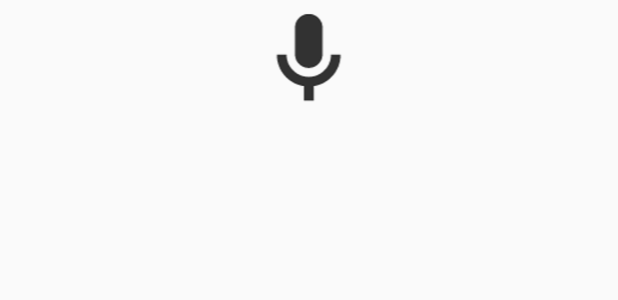
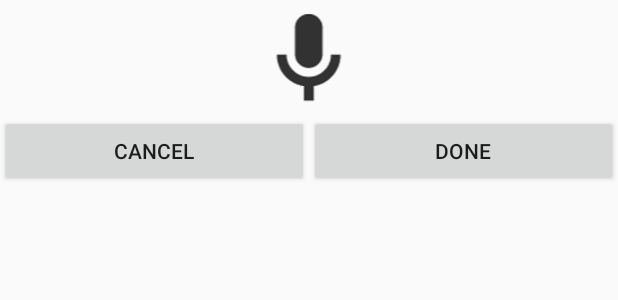
Before and after one commit to oppenlander/VoiceHack, an Android app: the layout fragment_record_dialog.xml on its own in the app's theme, with its tools: preview values and no code run, on a phone screen of 412 x 824 dp. Shown: the top 300 px of the screen. Run offline under Robolectric (Android 15) with nearby library versions, the phone set to English and light mode, and no system bars.

Commit message:
Cancel and Done button added ActionListeners added for both Cancel button calls Stop listener, dumps the voice recording

```diff
--- a/AndroidProject/VoiceHack/src/main/java/com/voicehack/VoiceHackFragment.java
+++ b/AndroidProject/VoiceHack/src/main/java/com/voicehack/VoiceHackFragment.java
@@ -68,12 +68,10 @@ public class VoiceHackFragment extends Fragment
         voiceHistoryArrayAdapter.notifyDataSetChanged();
     }
 
-    @Override
     public void onItemClick(AdapterView<?> adapterView, View view, int position, long id) {
         Log.i("VoiceHack", "Item clicked: " + position);
     }
 
-    @Override
     public boolean onItemLongClick(AdapterView<?> adapterView, View view, int position, long id) {
         Log.i("VoiceHack", "Item long clicked: " + position);
         return false;
--- a/AndroidProject/VoiceHack/src/main/res/layout/fragment_record_dialog.xml
+++ b/AndroidProject/VoiceHack/src/main/res/layout/fragment_record_dialog.xml
@@ -10,4 +10,28 @@
         android:src="@drawable/mic"
         android:contentDescription="@string/recording_command"/>
 
+    <LinearLayout
+        android:layout_width="match_parent"
+        android:layout_height="wrap_content"
+        android:orientation="horizontal">
+
+        <Button
+            android:id="@+id/cancelButton"
+            android:text="Cancel"
+            android:layout_width="match_parent"
+            android:layout_height="wrap_content"
+            android:layout_weight="1"
+            />
+
+        <Button
+            android:id="@+id/doneButton"
+            android:text="Done"
+            android:layout_width="match_parent"
+            android:layout_height="wrap_content"
+            android:layout_weight="1"
+            />
+
+
+    </LinearLayout>
+
 </LinearLayout>
```
Also changed, not shown: AndroidProject/VoiceHack/src/main/java/com/voicehack/VoiceHackActivity.java (+11 -9 lines), AndroidProject/VoiceHack/src/main/java/com/voicehack/VoiceHackRecordDialogFragment.java (+19 -0 lines).
